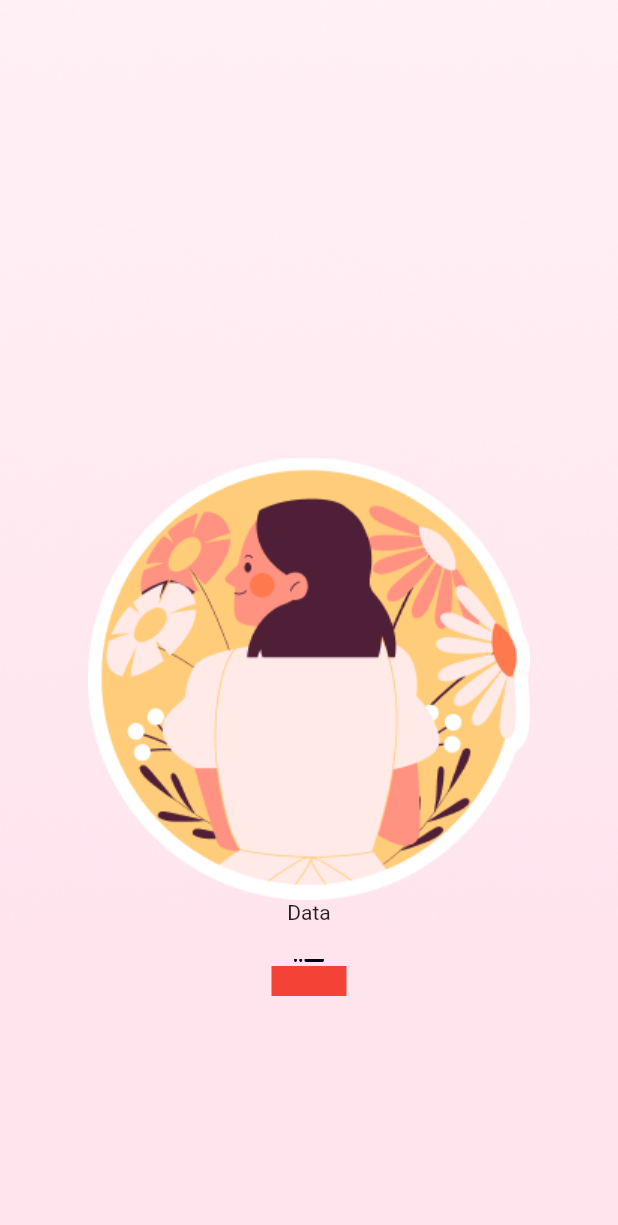
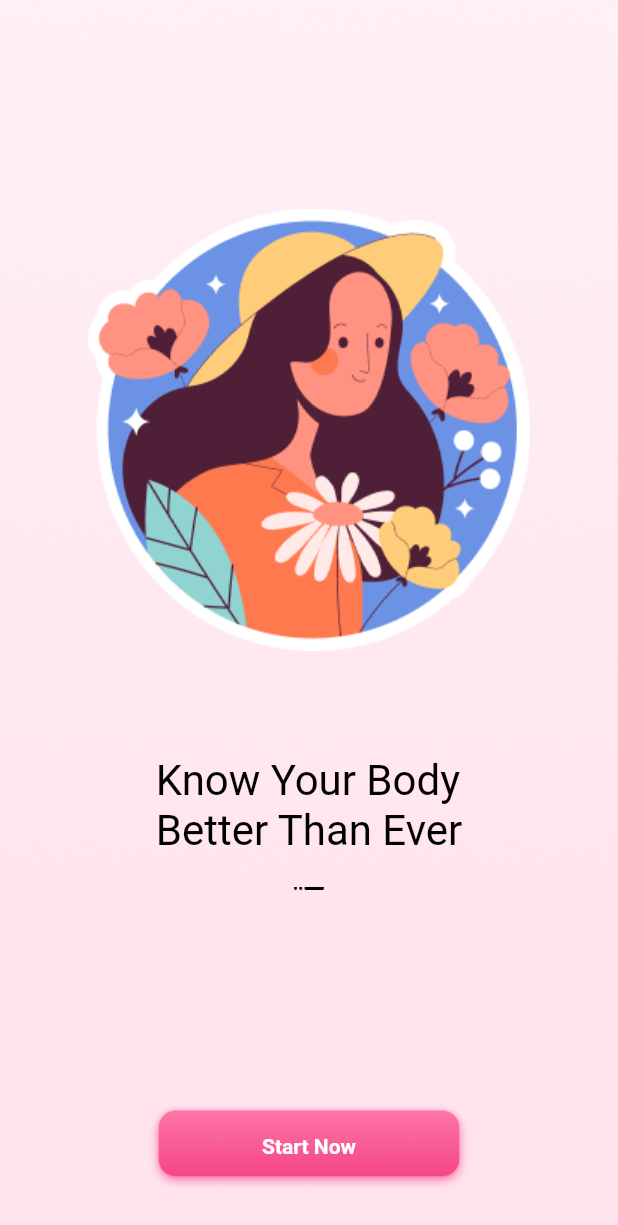
Before and after one commit to MdAsifUrRahmanAbir/chondo_flutter_project, a Flutter app: the screen it shows after launch, swiped to page 3, on a phone screen of 412 x 824 dp. Shown: the top 1225 px of the screen. Run offline on Flutter 3.47's test engine with Material 2 defaults, Android fonts, the phone set to English and light mode, and no system bars; our stand-ins replace google_fonts.

Commit message:
doing splash and welcome

```diff
--- a/lib/views/wellcome_screen.dart
+++ b/lib/views/wellcome_screen.dart
@@ -1,4 +1,8 @@
 import 'package:flutter/material.dart';
+import 'package:google_fonts/google_fonts.dart';
+
+import 'package:chondo_flutter_project/models/all_views.dart';
+
 
 class WelcomeScreen extends StatelessWidget {
    WelcomeScreen({Key? key}) : super(key: key);
@@ -14,9 +18,9 @@ class WelcomeScreen extends StatelessWidget {
     ];
 
     List welcomeText = [
-      'Text1',
-      'Text2',
-      'Text3'
+      'Track Your Period',
+      'Share Report With Your\nPartner & Doctor',
+      'Know Your Body\nBetter Than Ever'
     ];
 
     List welcomeBar = [
@@ -40,24 +44,37 @@ class WelcomeScreen extends StatelessWidget {
                 mainAxisAlignment: MainAxisAlignment.center,
                 crossAxisAlignment: CrossAxisAlignment.center,
                 children: [
+                  Spacer(),
                   Container(
-                      padding: EdgeInsets.only(top: 145),
                       margin: EdgeInsets.symmetric( horizontal: 50),
-                      child: Image.asset('assets/logos/welcomelogo1.png',)),
-                  Text('Data'),
-                  const SizedBox(height: 20,),
+                      child: Image.asset(welcomeImage[index],)),
 
-                  Container(
-                    height: 8,
-                    width: 20,
-                    child: Image.asset(welcomeBar[index]),
+                  SizedBox(height: 70,),
+
+                  Column(
+                    children: [
+                      Text(welcomeText[index], style: GoogleFonts.roboto( color: Colors.black, fontSize: 28),),
+                      const SizedBox(height: 18,),
+                      SizedBox(
+                        height: 8,
+                        width: 20,
+                        child: Image.asset(welcomeBar[index], fit: BoxFit.fitWidth),
+                      ),
+                    ],
                   ),
 
-                  Container(
-                    height: 20,
-                    width: 50,
-                    color: Colors.red,
-                  )
+                  Spacer(),
+
+                  Row(
+                    mainAxisAlignment: MainAxisAlignment.center,
+                    crossAxisAlignment: CrossAxisAlignment.center,
+                    children: [
+                      Container(),
+                      index == 2? _startNow(context): _next(context),
+                    ],
+                  ),
+                  SizedBox(height: 30,)
+
                 ],
               ),
             );
@@ -65,4 +82,35 @@ class WelcomeScreen extends StatelessWidget {
       ),
     );
   }
+
+  _next(BuildContext context){
+    return Container(
+      margin: EdgeInsets.only(left: 210, ),
+      alignment: Alignment.bottomRight,
+      height: 60,
+      width: 60,
+      decoration: const BoxDecoration(
+        image: DecorationImage(image: AssetImage('assets/buttons/welcomebutton.png'))
+      ),
+    );
+  }
+
+  _startNow(BuildContext context){
+    return InkWell(
+
+      onTap: (){
+        Navigator.pushAndRemoveUntil(context, MaterialPageRoute(builder: (context)=> HomeViews()), (route) => false);
+      },
+
+      child: Container(
+        alignment: Alignment.center,
+        height: 59,
+        width: 265,
+        decoration: const BoxDecoration(
+            image: DecorationImage(image: AssetImage('assets/buttons/startnow.png'))
+        ),
+        child: const Text('Start Now', style: TextStyle(color: Colors.white, fontWeight: FontWeight.w700),),
+      ),
+    );
+  }
 }
--- a/pubspec.yaml
+++ b/pubspec.yaml
@@ -34,6 +34,7 @@ dependencies:
   # The following adds the Cupertino Icons font to your application.
   # Use with the CupertinoIcons class for iOS style icons.
   cupertino_icons: ^1.0.2
+  google_fonts: ^2.3.2
 
 dev_dependencies:
   flutter_test:
@@ -61,6 +62,8 @@ flutter:
   assets:
     - assets/backgrounds/
     - assets/logos/
+    - assets/buttons/
+    - assets/images/
   #   - images/a_dot_ham.jpeg
 
   # An image asset can refer to one or more resolution-specific "variants", see
```
Also changed, not shown: assets/buttons/startnow.png (added), assets/buttons/welcomebutton.png (added), pubspec.lock.
